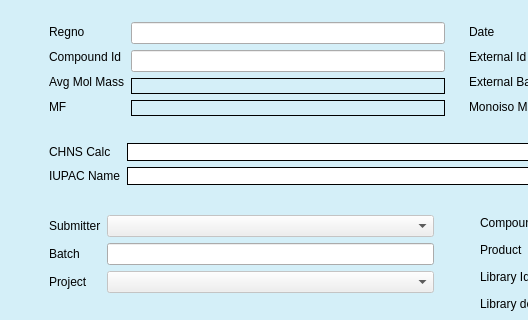
Above: chemReg/assets/searchchem.ui from dahlbma/scarab_tornado before the change; both pictures show x 0 to 528 and y 0 to 320 of the 1240 by 797 pixel window. Below: the same form after it.
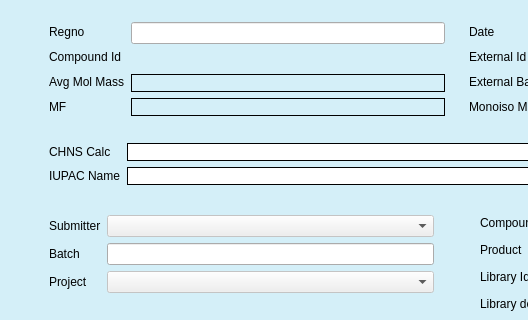
That is the form after the change.

Commit message: Compound_id to regno

The edit to the form file:
```diff
--- a/chemReg/assets/searchchem.ui
+++ b/chemReg/assets/searchchem.ui
@@ -148,12 +148,9 @@
                  </widget>
                 </item>
                 <item>
-                 <widget class="QLineEdit" name="compoundid_eb">
-                  <property name="focusPolicy">
-                   <enum>Qt::StrongFocus</enum>
-                  </property>
-                  <property name="readOnly">
-                   <bool>true</bool>
+                 <widget class="QLabel" name="compoundid_lab">
+                  <property name="text">
+                   <string/>
                   </property>
                  </widget>
                 </item>
```
The commit also changes 2 other files.
